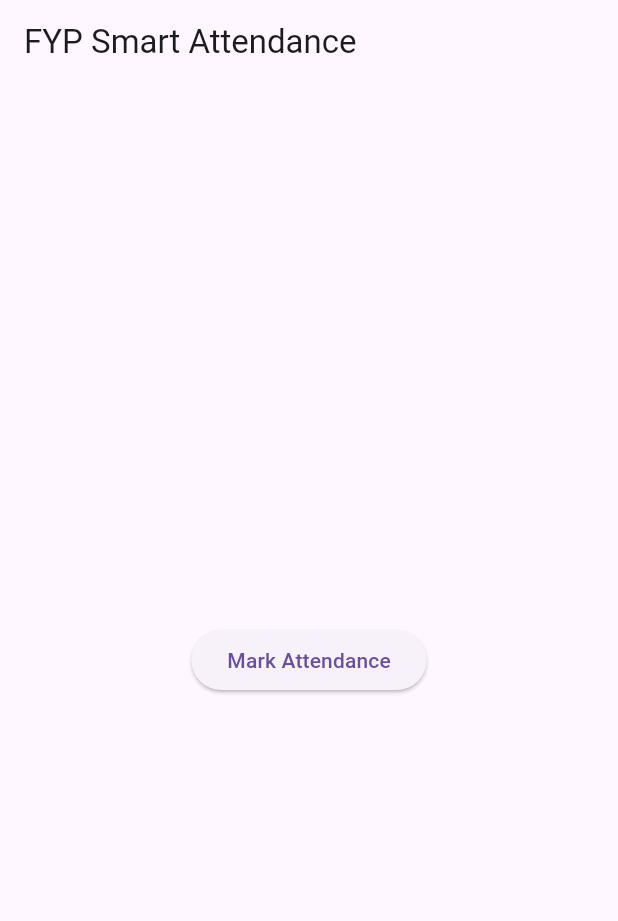
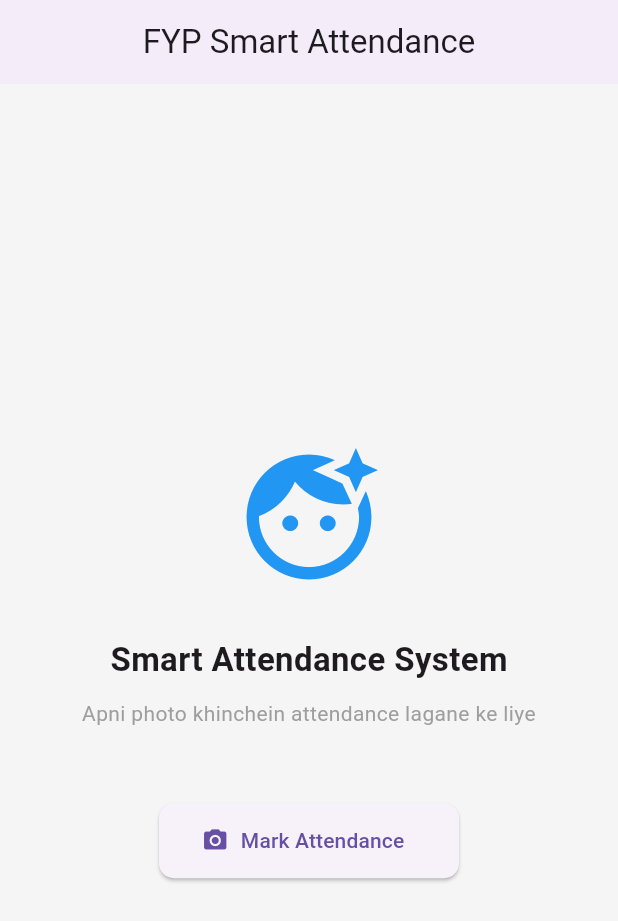
Before and after one commit to MustafaAhmed2614/Smart-Attendance-System-FYP, a Flutter app: the screen it shows after launch, after a tap on "Mark Attendance", on a phone screen of 412 x 824 dp. Shown: the top 921 px of the screen. Run offline on Flutter 3.47's test engine with Material 3 defaults, Android fonts, the phone set to English and light mode, and no system bars; our stand-ins replace image_picker.

Commit message:
update-multiple screen recognization

```diff
--- a/mobile_app/lib/screens/home_screen.dart
+++ b/mobile_app/lib/screens/home_screen.dart
@@ -14,36 +14,128 @@ class _HomeScreenState extends State<HomeScreen> {
   final ApiService _apiService = ApiService();
   bool _isLoading = false;
 
+  // Attendance lene ka main function
   void _takeAttendance() async {
     final picker = ImagePicker();
-    final pickedFile = await picker.pickImage(source: ImageSource.camera);
+
+    // Camera se photo lena
+    final pickedFile = await picker.pickImage(
+      source: ImageSource.camera,
+      imageQuality:
+          50, // Size chota rakhne ke liye taake backend jaldi process kare
+    );
 
     if (pickedFile != null) {
       setState(() => _isLoading = true);
-      final response = await _apiService.markAttendance(File(pickedFile.path));
-      setState(() => _isLoading = false);
 
-      // Result dikhane ke liye popup
+      try {
+        // API ko photo bhejna
+        final response = await _apiService.markAttendance(
+          File(pickedFile.path),
+        );
+
+        if (!mounted) return;
+
+        // Kamyabi ka message dikhana
         showDialog(
           context: context,
           builder: (context) => AlertDialog(
-          title: Text(response.status),
+            title: Text(
+              response.status == "Success" ? "Success ✅" : "Notice ℹ️",
+            ),
             content: Text(response.message),
+            actions: [
+              TextButton(
+                onPressed: () => Navigator.pop(context),
+                child: const Text("OK"),
+              ),
+            ],
           ),
         );
+      } catch (e) {
+        // Agar koi error aaye (Timeout, IP change, etc.)
+        if (!mounted) return;
+
+        showDialog(
+          context: context,
+          builder: (context) => AlertDialog(
+            title: const Text("Error ❌"),
+            content: Text(e.toString().replaceAll("Exception:", "")),
+            actions: [
+              TextButton(
+                onPressed: () => Navigator.pop(context),
+                child: const Text("OK"),
+              ),
+            ],
+          ),
+        );
+      } finally {
+        // Yeh block har haal mein chalega, chahe success ho ya error
+        // Is se loader ruk jayega
+        if (mounted) {
+          setState(() => _isLoading = false);
+        }
+      }
     }
   }
 
   @override
   Widget build(BuildContext context) {
     return Scaffold(
-      appBar: AppBar(title: const Text("FYP Smart Attendance")),
-      body: Center(
-        child: _isLoading
-            ? const CircularProgressIndicator()
-            : ElevatedButton(
+      backgroundColor: Colors.grey[100],
+      appBar: AppBar(
+        title: const Text("FYP Smart Attendance"),
+        centerTitle: true,
+        elevation: 2,
+      ),
+      body: Container(
+        padding: const EdgeInsets.all(20),
+        width: double.infinity,
+        child: Column(
+          mainAxisAlignment: MainAxisAlignment.center,
+          children: [
+            const Icon(
+              Icons.face_retouching_natural,
+              size: 100,
+              color: Colors.blue,
+            ),
+            const SizedBox(height: 30),
+            const Text(
+              "Smart Attendance System",
+              style: TextStyle(fontSize: 22, fontWeight: FontWeight.bold),
+            ),
+            const SizedBox(height: 10),
+            const Text(
+              "Apni photo khinchein attendance lagane ke liye",
+              textAlign: TextAlign.center,
+              style: TextStyle(color: Colors.grey),
+            ),
+            const SizedBox(height: 50),
+
+            // Agar loading ho rahi ho toh indicator dikhayein warna button
+            _isLoading
+                ? Column(
+                    children: const [
+                      CircularProgressIndicator(),
+                      SizedBox(height: 15),
+                      Text("AI is processing... Please wait"),
+                    ],
+                  )
+                : SizedBox(
+                    width: 200,
+                    height: 50,
+                    child: ElevatedButton.icon(
                       onPressed: _takeAttendance,
-                child: const Text("Mark Attendance"),
+                      icon: const Icon(Icons.camera_alt),
+                      label: const Text("Mark Attendance"),
+                      style: ElevatedButton.styleFrom(
+                        shape: RoundedRectangleBorder(
+                          borderRadius: BorderRadius.circular(10),
+                        ),
+                      ),
+                    ),
+                  ),
+          ],
         ),
       ),
     );
```
Also changed, not shown: mobile_app/lib/models/attendance_model.dart (+8 -5 lines), mobile_app/lib/services/api_service.dart (+27 -4 lines), 1 other file. Lines whose indentation alone changed are shown as unchanged.
